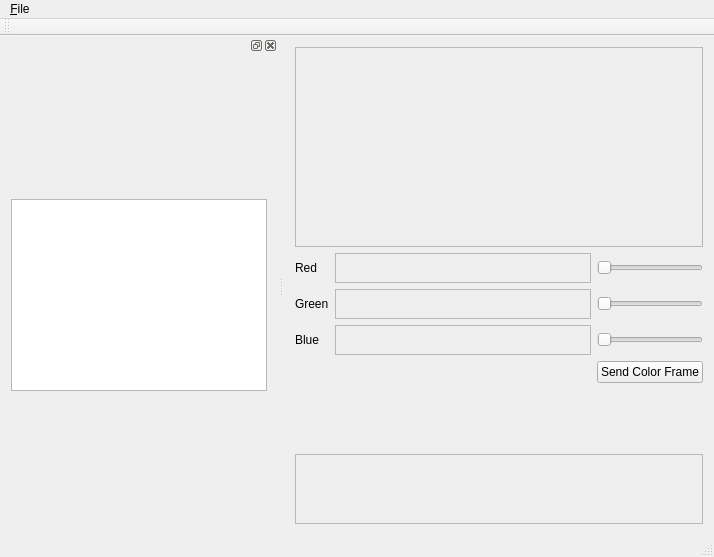
Old version of the form mainwindow.ui in the repository minotor-org/minotor.
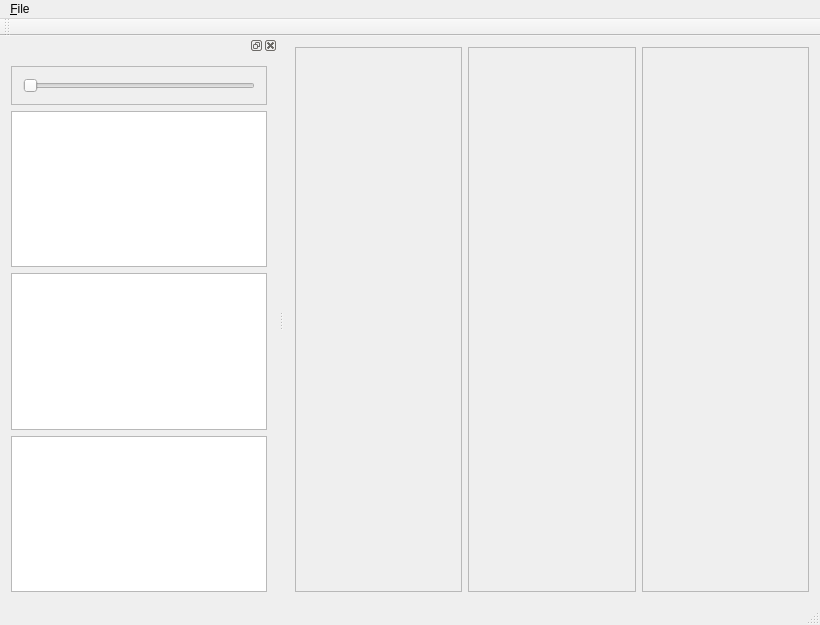
New version of the form.

Commit message: Put enhancements together: channel, master, midi capture, etc.

Patch:
```diff
--- a/mainwindow.ui
+++ b/mainwindow.ui
@@ -6,8 +6,8 @@
    <rect>
     <x>0</x>
     <y>0</y>
-    <width>695</width>
-    <height>557</height>
+    <width>820</width>
+    <height>625</height>
    </rect>
   </property>
   <property name="windowTitle">
@@ -15,252 +15,36 @@
   </property>
   <widget class="QWidget" name="centralWidget">
    <layout class="QVBoxLayout" name="verticalLayout">
-    <item>
-     <widget class="QFrame" name="frame">
-      <property name="sizePolicy">
-       <sizepolicy hsizetype="MinimumExpanding" vsizetype="MinimumExpanding">
-        <horstretch>0</horstretch>
-        <verstretch>0</verstretch>
-       </sizepolicy>
-      </property>
-      <property name="minimumSize">
-       <size>
-        <width>300</width>
-        <height>200</height>
-       </size>
-      </property>
-      <property name="frameShape">
-       <enum>QFrame::StyledPanel</enum>
-      </property>
-      <property name="frameShadow">
-       <enum>QFrame::Raised</enum>
-      </property>
-     </widget>
-    </item>
-    <item>
-     <layout class="QGridLayout" name="gridLayout">
-      <item row="2" column="2">
-       <widget class="QSlider" name="horizontalSliderGreen">
-        <property name="sizePolicy">
-         <sizepolicy hsizetype="Minimum" vsizetype="Fixed">
-          <horstretch>0</horstretch>
-          <verstretch>0</verstretch>
-         </sizepolicy>
-        </property>
-        <property name="maximum">
-         <number>255</number>
-        </property>
-        <property name="singleStep">
-         <number>1</number>
-        </property>
-        <property name="pageStep">
-         <number>4</number>
-        </property>
-        <property name="orientation">
-         <enum>Qt::Horizontal</enum>
-        </property>
-       </widget>
-      </item>
-      <item row="2" column="1">
-       <widget class="QTextEdit" name="textEditGreen">
-        <property name="enabled">
-         <bool>false</bool>
-        </property>
-        <property name="sizePolicy">
-         <sizepolicy hsizetype="MinimumExpanding" vsizetype="Fixed">
-          <horstretch>0</horstretch>
-          <verstretch>0</verstretch>
-         </sizepolicy>
-        </property>
-        <property name="maximumSize">
-         <size>
-          <width>16777215</width>
-          <height>30</height>
-         </size>
-        </property>
-       </widget>
-      </item>
-      <item row="4" column="1">
-       <widget class="QTextEdit" name="textEditBlue">
-        <property name="enabled">
-         <bool>false</bool>
-        </property>
-        <property name="sizePolicy">
-         <sizepolicy hsizetype="MinimumExpanding" vsizetype="Fixed">
-          <horstretch>0</horstretch>
-          <verstretch>0</verstretch>
-         </sizepolicy>
-        </property>
-        <property name="maximumSize">
-         <size>
-          <width>16777215</width>
-          <height>30</height>
-         </size>
-        </property>
-        <property name="readOnly">
-         <bool>false</bool>
-        </property>
-       </widget>
-      </item>
-      <item row="0" column="1">
-       <widget class="QTextEdit" name="textEditRed">
-        <property name="enabled">
-         <bool>false</bool>
-        </property>
-        <property name="sizePolicy">
-         <sizepolicy hsizetype="MinimumExpanding" vsizetype="Fixed">
-          <horstretch>0</horstretch>
-          <verstretch>0</verstretch>
-         </sizepolicy>
-        </property>
-        <property name="maximumSize">
-         <size>
-          <width>16777215</width>
-          <height>30</height>
-         </size>
-        </property>
-       </widget>
-      </item>
-      <item row="0" column="0">
-       <widget class="QLabel" name="label">
-        <property name="sizePolicy">
-         <sizepolicy hsizetype="Minimum" vsizetype="Fixed">
-          <horstretch>0</horstretch>
-          <verstretch>0</verstretch>
-         </sizepolicy>
-        </property>
-        <property name="text">
-         <string>Red</string>
-        </property>
-       </widget>
-      </item>
-      <item row="2" column="0">
-       <widget class="QLabel" name="label_2">
-        <property name="sizePolicy">
-         <sizepolicy hsizetype="Minimum" vsizetype="Fixed">
-          <horstretch>0</horstretch>
-          <verstretch>0</verstretch>
-         </sizepolicy>
-        </property>
-        <property name="layoutDirection">
-         <enum>Qt::LeftToRight</enum>
-        </property>
-        <property name="text">
-         <string>Green</string>
-        </property>
-       </widget>
-      </item>
-      <item row="4" column="0">
-       <widget class="QLabel" name="label_3">
-        <property name="sizePolicy">
-         <sizepolicy hsizetype="Minimum" vsizetype="Fixed">
-          <horstretch>0</horstretch>
-          <verstretch>0</verstretch>
-         </sizepolicy>
-        </property>
-        <property name="layoutDirection">
-         <enum>Qt::LeftToRight</enum>
-        </property>
-        <property name="text">
-         <string>Blue</string>
-        </property>
-       </widget>
-      </item>
-      <item row="4" column="2">
-       <widget class="QSlider" name="horizontalSliderBlue">
-        <property name="sizePolicy">
-         <sizepolicy hsizetype="Minimum" vsizetype="Fixed">
-          <horstretch>0</horstretch>
-          <verstretch>0</verstretch>
-         </sizepolicy>
-        </property>
-        <property name="maximum">
-         <number>255</number>
-        </property>
-        <property name="singleStep">
-         <number>1</number>
-        </property>
-        <property name="pageStep">
-         <number>4</number>
-        </property>
-        <property name="orientation">
-         <enum>Qt::Horizontal</enum>
-        </property>
-       </widget>
-      </item>
-      <item row="0" column="2">
-       <widget class="QSlider" name="horizontalSliderRed">
-        <property name="sizePolicy">
-         <sizepolicy hsizetype="Minimum" vsizetype="Fixed">
-          <horstretch>0</horstretch>
-          <verstretch>0</verstretch>
-         </sizepolicy>
-        </property>
-        <property name="maximum">
-         <number>255</number>
-        </property>
-        <property name="singleStep">
-         <number>1</number>
-        </property>
-        <property name="pageStep">
-         <number>4</number>
-        </property>
-        <property name="orientation">
-         <enum>Qt::Horizontal</enum>
-        </property>
-       </widget>
-      </item>
-      <item row="5" column="2">
-       <widget class="QPushButton" name="pushButton">
-        <property name="sizePolicy">
-         <sizepolicy hsizetype="Minimum" vsizetype="Fixed">
-          <horstretch>0</horstretch>
-          <verstretch>0</verstretch>
-         </sizepolicy>
-        </property>
-        <property name="text">
-         <string>Send Color Frame</string>
-        </property>
-       </widget>
-      </item>
-     </layout>
-    </item>
-    <item>
-     <spacer name="verticalSpacer">
-      <property name="orientation">
-       <enum>Qt::Vertical</enum>
-      </property>
-      <property name="sizeHint" stdset="0">
-       <size>
-        <width>20</width>
-        <height>40</height>
-       </size>
-      </property>
-     </spacer>
-    </item>
     <item>
      <layout class="QHBoxLayout" name="horizontalLayout">
       <item>
-       <widget class="QScrollArea" name="saAnimationProperties">
-        <property name="minimumSize">
-         <size>
-          <width>0</width>
-          <height>40</height>
-         </size>
+       <widget class="QFrame" name="fChannel1">
+        <property name="frameShape">
+         <enum>QFrame::StyledPanel</enum>
         </property>
-        <property name="widgetResizable">
-         <bool>true</bool>
+        <property name="frameShadow">
+         <enum>QFrame::Raised</enum>
         </property>
-        <widget class="QWidget" name="scrollAreaWidgetContents">
-         <property name="geometry">
-          <rect>
-           <x>0</x>
-           <y>0</y>
-           <width>414</width>
-           <height>73</height>
-          </rect>
-         </property>
-        </widget>
+       </widget>
+      </item>
+      <item>
+       <widget class="QFrame" name="fMaster">
+        <property name="frameShape">
+         <enum>QFrame::StyledPanel</enum>
+        </property>
+        <property name="frameShadow">
+         <enum>QFrame::Raised</enum>
+        </property>
+       </widget>
+      </item>
+      <item>
+       <widget class="QFrame" name="fChannel2">
+        <property name="frameShape">
+         <enum>QFrame::StyledPanel</enum>
+        </property>
+        <property name="frameShadow">
+         <enum>QFrame::Raised</enum>
+        </property>
        </widget>
       </item>
      </layout>
@@ -272,7 +56,7 @@
     <rect>
      <x>0</x>
      <y>0</y>
-     <width>695</width>
+     <width>820</width>
      <height>21</height>
     </rect>
    </property>
@@ -306,24 +90,40 @@
    <widget class="QWidget" name="dockWidgetContents_2">
     <layout class="QVBoxLayout" name="verticalLayout_2">
      <item>
-      <widget class="QGraphicsView" name="graphicsView">
-       <property name="sizePolicy">
-        <sizepolicy hsizetype="Fixed" vsizetype="Fixed">
-         <horstretch>0</horstretch>
-         <verstretch>0</verstretch>
-        </sizepolicy>
+      <widget class="QFrame" name="frame">
+       <property name="frameShape">
+        <enum>QFrame::StyledPanel</enum>
        </property>
-       <property name="verticalScrollBarPolicy">
-        <enum>Qt::ScrollBarAlwaysOff</enum>
+       <property name="frameShadow">
+        <enum>QFrame::Raised</enum>
        </property>
-       <property name="horizontalScrollBarPolicy">
-        <enum>Qt::ScrollBarAlwaysOff</enum>
-       </property>
+       <layout class="QVBoxLayout" name="verticalLayout_3">
+        <item>
+         <widget class="QSlider" name="sPpqn">
+          <property name="maximum">
+           <number>23</number>
+          </property>
+          <property name="orientation">
+           <enum>Qt::Horizontal</enum>
+          </property>
+         </widget>
+        </item>
+       </layout>
+      </widget>
+     </item>
+     <item>
+      <widget class="QGraphicsView" name="gvMonitor">
        <property name="interactive">
         <bool>false</bool>
        </property>
       </widget>
      </item>
+     <item>
+      <widget class="QGraphicsView" name="gvChannel1"/>
+     </item>
+     <item>
+      <widget class="QGraphicsView" name="gvChannel2"/>
+     </item>
     </layout>
    </widget>
   </widget>
```
The commit also changes 5 other files.
